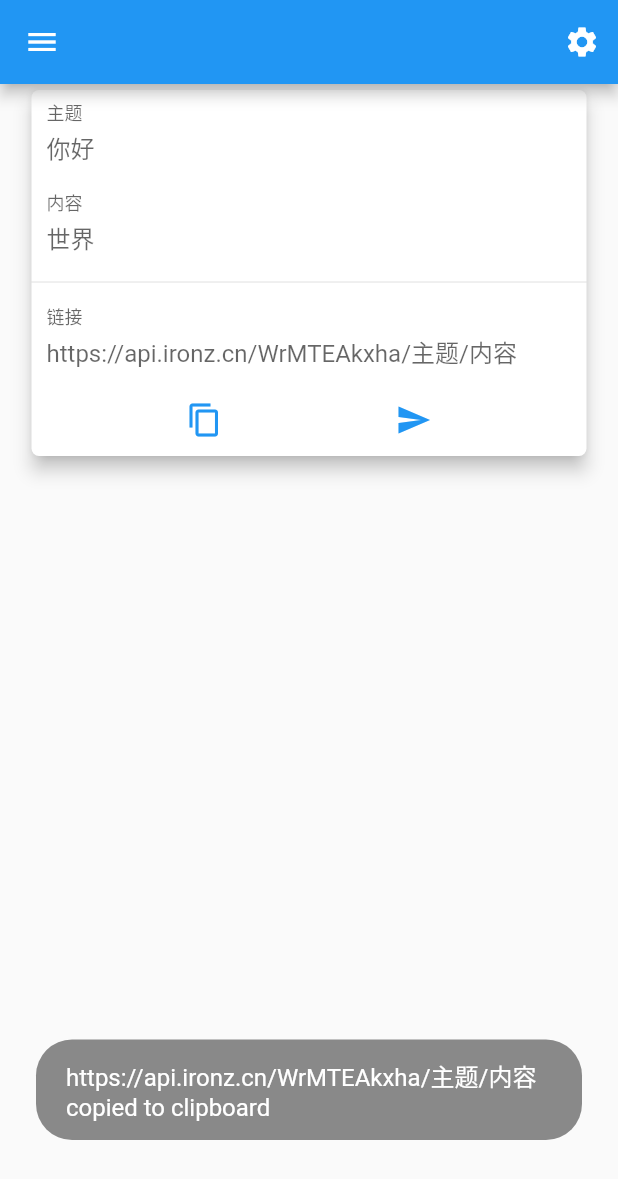
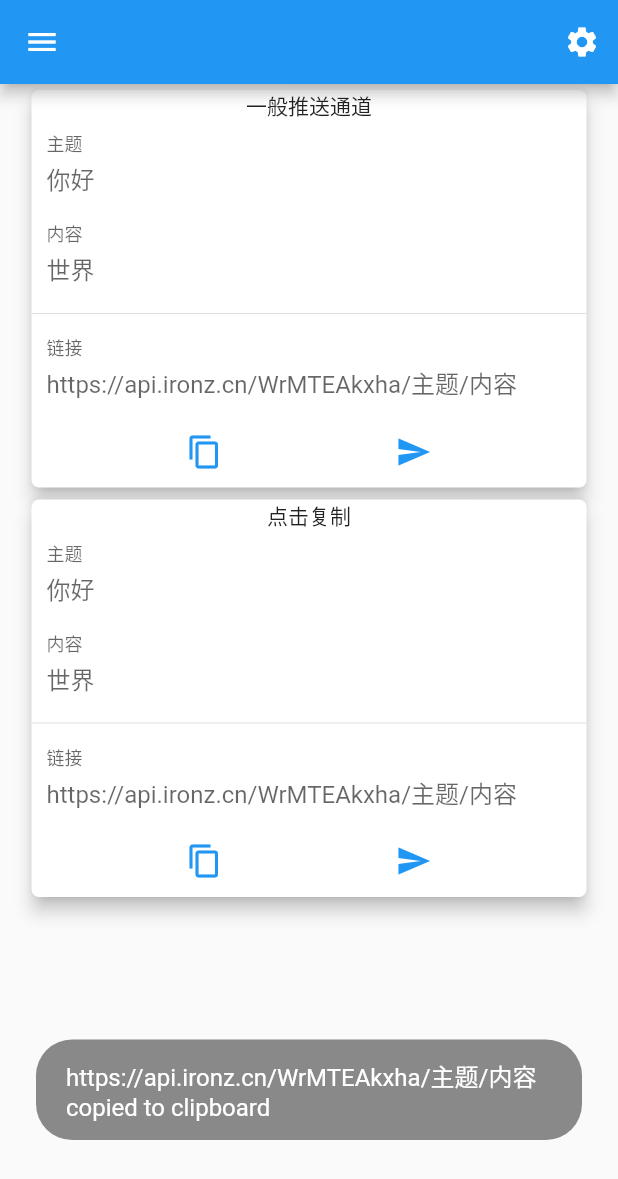
Before and after one commit to fyved24/yell, a Flutter app: the screen it shows after launch, after a tap on the "content copy" icon, on a phone screen of 412 x 824 dp. Shown: the top 1179 px of the screen. Run offline on Flutter 3.47's test engine with Material 2 defaults, Android fonts, the phone set to English and light mode, and no system bars; our stand-ins replace fluttertoast, get, get_storage, logger, random_string; missing offline and left inert: xiao_mi_push_plugin.

Commit message:
将列表改成滑动

```diff
--- /dev/null
+++ b/lib/home/channel_list.dart
@@ -0,0 +1,27 @@
+import 'package:flutter/material.dart';
+import 'package:get/get.dart';
+import 'package:yell/home/channels/touch_copy_channel.dart';
+import 'package:yell/home/controller.dart';
+
+import 'channels/normal_channel.dart';
+
+class ChannelListWidget extends GetView<HomeController> {
+  @override
+  Widget build(BuildContext context) {
+    return Scrollbar(
+      child: ListView(
+        children: [
+          NormalChannelWidget(
+            title: "你好",
+            content: "世界",
+          ),
+          TouchCopyChannelWidget(
+            title: "你好",
+            content: "世界",
+          ),
+
+        ],
+      ),
+    );
+  }
+}
--- /dev/null
+++ b/lib/home/channels/normal_channel.dart
@@ -0,0 +1,105 @@
+import 'package:flutter/material.dart';
+import 'package:fluttertoast/fluttertoast.dart';
+import 'package:get/get.dart';
+import 'package:logger/logger.dart';
+import 'package:url_launcher/url_launcher.dart';
+import 'package:flutter/services.dart';
+
+import '../index.dart';
+
+/// hello
+class NormalChannelWidget extends GetView<HomeController> {
+  final String title;
+  final String content;
+
+  NormalChannelWidget({required this.title, required this.content});
+
+  @override
+  Widget build(BuildContext context) {
+    var log = Logger();
+    controller.initTextController();
+    return Center(
+      child: Card(
+        elevation: 5.0, //设置阴影
+        shape: const RoundedRectangleBorder(
+            borderRadius: BorderRadius.all(Radius.circular(5.0))),
+        child: Container(
+          width: 370,
+          // height: 500,
+          child: Column(
+            children: [
+              Text(
+                "一般推送通道",
+                textAlign: TextAlign.left,
+              ),
+              TextField(
+                autofocus: false,
+                controller: controller.topicController,
+                decoration: InputDecoration(
+                    labelText: "主题",
+                    hintText: title,
+                    border: InputBorder.none,
+                    contentPadding: EdgeInsets.all(10.0),
+                    floatingLabelBehavior: FloatingLabelBehavior.always),
+              ),
+              TextField(
+                autofocus: false,
+                controller: controller.contentController,
+                decoration: InputDecoration(
+                    labelText: "内容",
+                    hintText: content,
+                    border: InputBorder.none,
+                    contentPadding: EdgeInsets.all(10.0),
+                    floatingLabelBehavior: FloatingLabelBehavior.always),
+              ),
+              Divider(),
+              Obx(() {
+                return TextField(
+                    readOnly: true,
+                    decoration: InputDecoration(
+                        border: InputBorder.none,
+                        contentPadding: EdgeInsets.all(10.0),
+                        labelText: "链接",
+                        hintText:
+                            "${controller.state.url}/${controller.state.alias}/${controller.state.topic}/${controller.state.content}",
+                        floatingLabelBehavior: FloatingLabelBehavior.always));
+              }),
+              Row(mainAxisAlignment: MainAxisAlignment.spaceEvenly, children: [
+                IconButton(
+                  icon: Icon(Icons.copy),
+                  color: Colors.blue,
+                  onPressed: () {
+                    var url = "${controller.state.url}/${controller.state.alias}/${controller.state.topic}/${controller.state.content}";
+                    Clipboard.setData(ClipboardData(text: url));
+                    Fluttertoast.showToast(
+                        msg: "$url copied to clipboard",
+                        toastLength: Toast.LENGTH_SHORT,
+                        gravity: ToastGravity.BOTTOM,
+                        timeInSecForIosWeb: 1,
+                        backgroundColor: Colors.black45,
+                        textColor: Colors.white,
+                        fontSize: 16.0);
+                    log.i("$url copied to clipboard");
+                  },
+                ),
+                IconButton(
+                  icon: Icon(Icons.send),
+                  color: Colors.blue,
+                  onPressed: () {
+                    var url =
+                        "${controller.state.url}/${controller.state.alias}/${controller.state.topic}/${controller.state.content}";
+                    launchURL(url);
+                    log.i("send");
+                  },
+                ),
+              ])
+            ],
+          ),
+        ),
+      ),
+    );
+  }
+
+  void launchURL(url) async =>
+      await canLaunch(url) ? await launch(url) : throw 'Could not launch $url';
+}
--- a/lib/home/widgets/notify_channel.dart
+++ b/lib/home/channels/touch_copy_channel.dart
@@ -8,11 +8,11 @@ import 'package:flutter/services.dart';
 import '../index.dart';
 
 /// hello
-class NotifyChannelWidget extends GetView<HomeController> {
+class TouchCopyChannelWidget extends GetView<HomeController> {
   final String title;
   final String content;
 
-  NotifyChannelWidget({required this.title, required this.content});
+  TouchCopyChannelWidget({required this.title, required this.content});
 
   @override
   Widget build(BuildContext context) {
@@ -28,6 +28,10 @@ class NotifyChannelWidget extends GetView<HomeController> {
           // height: 500,
           child: Column(
             children: [
+              Text(
+                "点击复制",
+                textAlign: TextAlign.left,
+              ),
               TextField(
                 autofocus: false,
                 controller: controller.topicController,
--- a/lib/home/widgets/channel_list.dart
+++ /dev/null
@@ -1,19 +0,0 @@
-import 'package:flutter/material.dart';
-import 'package:get/get.dart';
-import 'package:yell/home/controller.dart';
-
-import 'notify_channel.dart';
-
-class ChannelListWidget extends GetView<HomeController> {
-  @override
-  Widget build(BuildContext context) {
-    return Column(
-      children: [
-        NotifyChannelWidget(
-          title: "你好",
-          content: "世界",
-        ),
-      ],
-    );
-  }
-}
--- a/lib/home/widgets/widgets.dart
+++ b/lib/home/widgets/widgets.dart
@@ -1,6 +1,6 @@
 library widgets;
 
-export './notify_channel.dart';
-export './channel_list.dart';
+export '../channels/normal_channel.dart';
+export '../channel_list.dart';
 export './history_list.dart';
 export './settings.dart';
```
